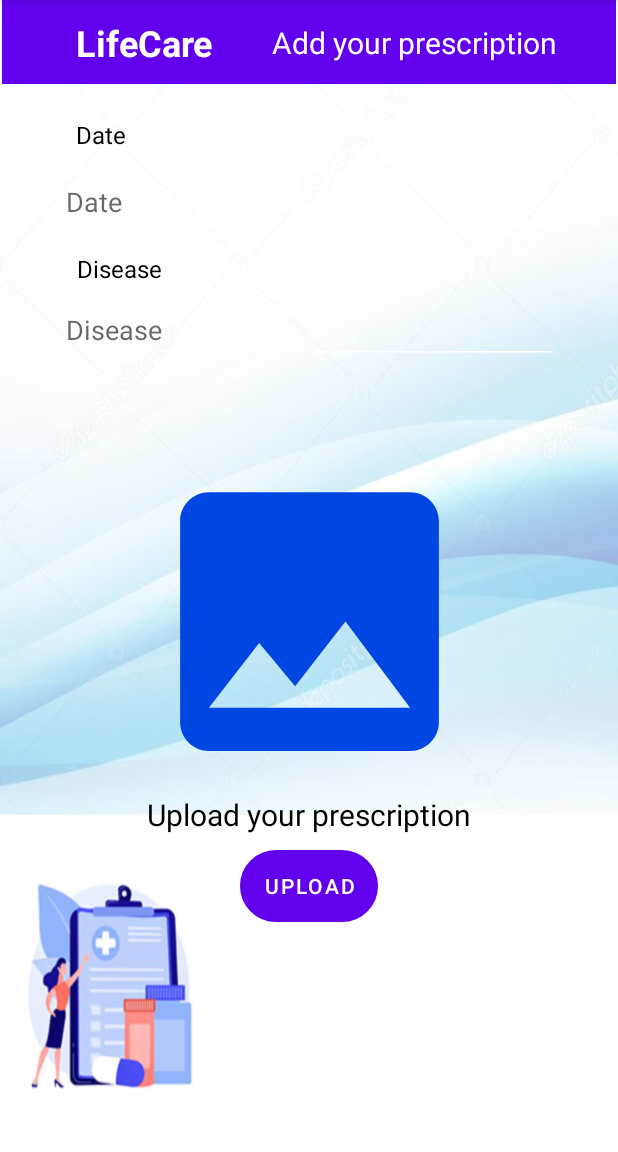
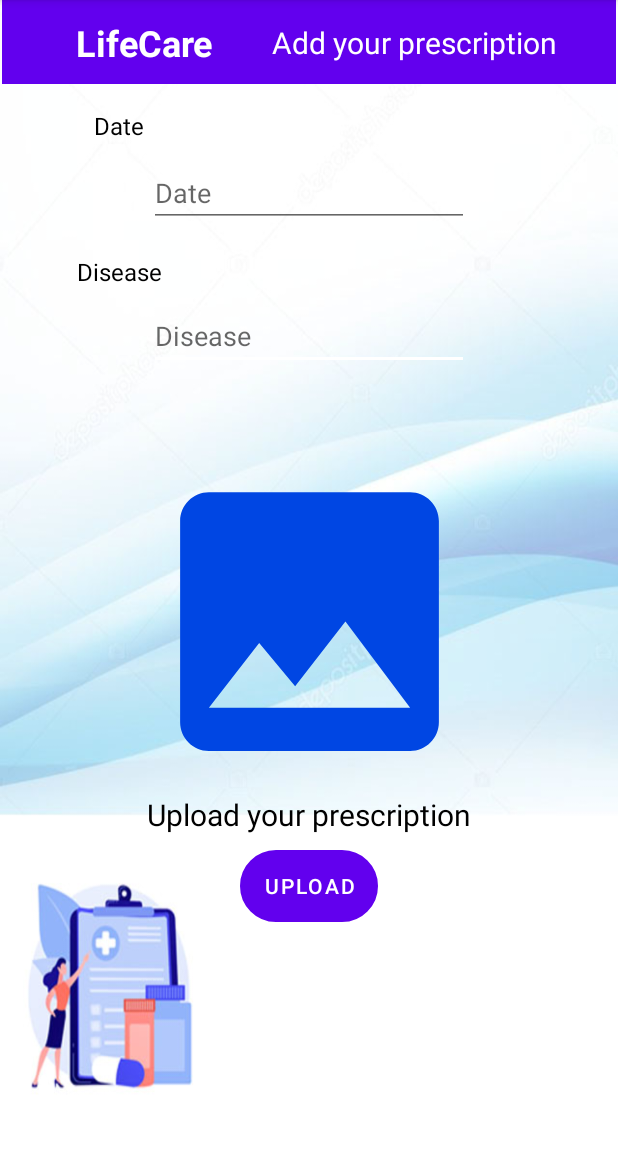
Before and after one commit to Malitha1997/HealthHistoryManagement, an Android app: the Add_prescription screen opened directly, with no data from a screen before it, on a phone screen of 412 x 824 dp, the part 84-1236 px from its top. Run offline under Robolectric (Android 15) with nearby library versions, the phone set to English and light mode, and no system bars; our stand-ins replace Picasso; libraries missing offline, so code that uses them is left out: com.theartofdev.edmodo.

Commit message:
data insert done

```diff
--- a/app/src/main/java/com/example/test/Add_prescription.java
+++ b/app/src/main/java/com/example/test/Add_prescription.java
@@ -2,13 +2,18 @@ package com.example.test;
 
 import android.Manifest;
 import android.annotation.SuppressLint;
+import android.app.DatePickerDialog;
 import android.content.Intent;
 import android.content.pm.PackageManager;
+import android.graphics.Color;
+import android.graphics.drawable.ColorDrawable;
 import android.net.Uri;
 import android.os.Build;
 import android.os.Bundle;
 import android.view.View;
 import android.widget.Button;
+import android.widget.DatePicker;
+import android.widget.EditText;
 import android.widget.ImageView;
 import android.widget.TextView;
 import android.widget.Toast;
@@ -23,24 +28,21 @@ import com.squareup.picasso.Picasso;
 import com.theartofdev.edmodo.cropper.CropImage;
 
 import java.sql.Blob;
+import java.util.Calendar;
 
 
 @RequiresApi(api = Build.VERSION_CODES.M)
 public class Add_prescription<storagePermission, cameraPermission, ActivityAdd_prescriptionBinding> extends AppCompatActivity {
     TextView lifeCareAddPrescription;
-    //CropImageView cropImageView = (CropImageView) findViewById(R.id.CropImageView);
     public ImageView pickImage;
     Button btn_upload;
     TextView date;
     TextView disease;
+    EditText pres_date;
     public static final int CAMERA_REQUEST=100;
     public static final int STORAGE_REQUEST=101;
     String cameraPermission[];
     String storagePermission[];
-
-
-
-
 
 
     @SuppressLint("MissingInflatedId")
@@ -48,9 +50,58 @@ public class Add_prescription<storagePermission, cameraPermission, ActivityAdd_p
     protected void onCreate(Bundle savedInstanceState) {
         super.onCreate(savedInstanceState);
         setContentView(R.layout.activity_add_prescription);
+        DatePickerDialog.OnDateSetListener setListener;
 
-        cameraPermission=new String[]{Manifest.permission.CAMERA,Manifest.permission.WRITE_EXTERNAL_STORAGE};
-        storagePermission=new String[]{Manifest.permission.WRITE_EXTERNAL_STORAGE };
+        cameraPermission = new String[]{Manifest.permission.CAMERA, Manifest.permission.WRITE_EXTERNAL_STORAGE};
+        storagePermission = new String[]{Manifest.permission.WRITE_EXTERNAL_STORAGE};
+
+        date = findViewById(R.id.date);
+        //pres_date = findViewById(R.id.pres_date);
+
+        Calendar calendar = Calendar.getInstance();
+        final int year = calendar.get(Calendar.YEAR);
+        final int month = calendar.get(Calendar.MONTH);
+        final int day = calendar.get(Calendar.DAY_OF_MONTH);
+
+        /*date.setOnClickListener(new View.OnClickListener() {
+            @Override
+            public void onClick(View view) {
+                DatePickerDialog datePickerDialog = new DatePickerDialog(Add_prescription.this, new DatePickerDialog.OnDateSetListener() {
+                    @Override
+                    public void onDateSet(DatePicker view, int year, int month, int dayOfMonth) {
+                        month = month + 1;
+                        String d = day + "/" + month + "/" + year;
+                        date.setText(d);
+                    }
+                },year,month,day);
+                datePickerDialog.show();
+                }
+            });
+
+        pres_date.setOnClickListener(new View.OnClickListener() {
+            @Override
+            public void onClick(View view) {
+                DatePickerDialog datePickerDialog = new DatePickerDialog(Add_prescription.this, new DatePickerDialog.OnDateSetListener() {
+                    @Override
+                    public void onDateSet(DatePicker view, int year, int month, int dayOfMonth) {
+                        month = month + 1;
+                        String d = day + "/" + month + "/" + year;
+                        date.setText(d);
+                    }
+                },year,month,day);
+                datePickerDialog.show();
+            }
+        });*/
+
+
+        /*setListener = new DatePickerDialog.OnDateSetListener() {
+            @Override
+            public void onDateSet(DatePicker view, int year, int month, int dayOfMonth) {
+                month = month + 1;
+                String date = day + "/" + month + "/" + year;
+                //date.setText(date);
+            }
+        });*/
 
         lifeCareAddPrescription=findViewById(R.id.lifeCareAddPrescription);
         lifeCareAddPrescription.setOnClickListener(new View.OnClickListener() {
--- a/app/src/main/res/layout/activity_add_prescription.xml
+++ b/app/src/main/res/layout/activity_add_prescription.xml
@@ -96,55 +96,34 @@
             app:layout_constraintVertical_bias="0.0" />
 
         <EditText
-            android:id="@+id/pres_date"
-            android:layout_width="0dp"
-            android:layout_height="wrap_content"
-            android:layout_marginStart="40dp"
-            android:layout_marginTop="56dp"
-            android:layout_marginEnd="40dp"
-            android:backgroundTint="@color/white"
-            android:ems="10"
-            android:hint="Date"
-            android:inputType="textPersonName"
-            android:textColor="@color/black"
-            app:layout_constraintEnd_toEndOf="parent"
-            app:layout_constraintHorizontal_bias="1.0"
-            app:layout_constraintStart_toStartOf="parent"
-            app:layout_constraintTop_toBottomOf="@+id/toolbar"
-            tools:ignore="TouchTargetSizeCheck" />
-
-        <EditText
             android:id="@+id/editTextTextPersonName9"
             android:layout_width="0dp"
             android:layout_height="wrap_content"
-            android:layout_marginTop="40dp"
-            android:layout_marginBottom="352dp"
+            android:layout_marginBottom="320dp"
             android:backgroundTint="@color/white"
             android:ems="10"
             android:hint="Disease"
             android:inputType="textPersonName"
             android:textColor="@color/black"
             app:layout_constraintBottom_toTopOf="@+id/btn_upload"
-            app:layout_constraintEnd_toEndOf="@+id/pres_date"
-            app:layout_constraintHorizontal_bias="1.0"
-            app:layout_constraintStart_toStartOf="@+id/pres_date"
-            app:layout_constraintTop_toBottomOf="@+id/pres_date"
-            app:layout_constraintVertical_bias="0.0"
+            app:layout_constraintEnd_toEndOf="@+id/editTextDate2"
+            app:layout_constraintStart_toStartOf="@+id/editTextDate2"
+            app:layout_constraintTop_toBottomOf="@+id/toolbar"
+            app:layout_constraintVertical_bias="1.0"
             tools:ignore="TouchTargetSizeCheck" />
 
         <TextView
             android:id="@+id/textView3"
             android:layout_width="wrap_content"
             android:layout_height="wrap_content"
+            android:layout_marginTop="28dp"
             android:text="Date"
             android:textColor="@color/black"
             android:textSize="16sp"
-            app:layout_constraintBottom_toBottomOf="@+id/pres_date"
             app:layout_constraintEnd_toEndOf="@+id/lifeCareAddPrescription"
-            app:layout_constraintHorizontal_bias="0.0"
+            app:layout_constraintHorizontal_bias="0.206"
             app:layout_constraintStart_toStartOf="@+id/lifeCareAddPrescription"
-            app:layout_constraintTop_toBottomOf="@+id/lifeCareAddPrescription"
-            app:layout_constraintVertical_bias="0.373" />
+            app:layout_constraintTop_toBottomOf="@+id/lifeCareAddPrescription" />
 
         <TextView
             android:id="@+id/textView4"
@@ -154,11 +133,23 @@
             android:textColor="@color/black"
             android:textSize="16sp"
             app:layout_constraintBottom_toTopOf="@+id/editTextTextPersonName9"
-            app:layout_constraintEnd_toEndOf="@+id/pres_date"
-            app:layout_constraintHorizontal_bias="0.04"
-            app:layout_constraintStart_toStartOf="@+id/pres_date"
-            app:layout_constraintTop_toBottomOf="@+id/pres_date"
-            app:layout_constraintVertical_bias="0.611" />
+            app:layout_constraintEnd_toEndOf="@+id/textView3"
+            app:layout_constraintStart_toStartOf="@+id/textView3"
+            app:layout_constraintTop_toBottomOf="@+id/textView3"
+            app:layout_constraintVertical_bias="0.89" />
+
+        <EditText
+            android:id="@+id/editTextDate2"
+            android:layout_width="wrap_content"
+            android:layout_height="wrap_content"
+            android:ems="10"
+            android:hint="Date"
+            android:inputType="date"
+            app:layout_constraintBottom_toTopOf="@+id/editTextTextPersonName9"
+            app:layout_constraintEnd_toEndOf="parent"
+            app:layout_constraintStart_toStartOf="parent"
+            app:layout_constraintTop_toBottomOf="@+id/toolbar"
+            tools:ignore="TouchTargetSizeCheck" />
 
     </androidx.constraintlayout.widget.ConstraintLayout>
 
```
Also changed, not shown: app/src/main/java/com/example/test/DbHandler.java (+30 -29 lines), app/src/main/java/com/example/test/Home.java (+2 -0 lines), app/src/main/java/com/example/test/MainActivity.java (+103 -9 lines), app/src/main/res/layout/activity_add_prescription01.xml (deleted, +0 -101 lines), app/src/main/res/layout/activity_add_prescription2.xml (deleted, +0 -90 lines), app/src/main/res/layout/activity_main.xml (+4 -3 lines), 1 other file.
